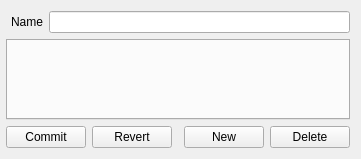
This is copasi/UI/CQTabWidget.ui in copasi/COPASI as Qt 5 draws it before an edit. The edited form follows.
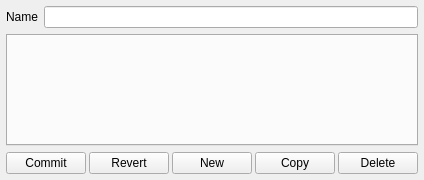
This is the edited form. Custom widgets are drawn as their Qt base class.

What changed in the file:
```diff
--- a/copasi/UI/CQTabWidget.ui
+++ b/copasi/UI/CQTabWidget.ui
@@ -19,21 +19,20 @@
    <rect>
     <x>0</x>
     <y>0</y>
-    <width>358</width>
-    <height>159</height>
+    <width>379</width>
+    <height>180</height>
    </rect>
   </property>
   <property name="windowTitle">
    <string>Form</string>
   </property>
-  <layout class="QGridLayout" name="gridLayout">
-   <property name="leftMargin">
+  <layout class="QVBoxLayout" name="verticalLayout">
+   <property name="margin">
     <number>6</number>
    </property>
-   <property name="verticalSpacing">
-    <number>-1</number>
-   </property>
-   <item row="0" column="0">
+   <item>
+    <layout class="QHBoxLayout" name="mpLayoutName">
+     <item>
     <widget class="QLabel" name="mpLblName">
      <property name="sizePolicy">
       <sizepolicy hsizetype="Preferred" vsizetype="Minimum">
@@ -52,7 +51,7 @@
      </property>
     </widget>
    </item>
-   <item row="0" column="1" colspan="5">
+     <item>
     <widget class="QLineEdit" name="mpEditName">
      <property name="sizePolicy">
       <sizepolicy hsizetype="MinimumExpanding" vsizetype="Fixed">
@@ -62,28 +61,35 @@
      </property>
     </widget>
    </item>
-   <item row="1" column="0" colspan="6">
+    </layout>
+   </item>
+   <item>
     <widget class="QTabWidget" name="mpTabWidget">
      <property name="currentIndex">
       <number>-1</number>
      </property>
     </widget>
    </item>
-   <item row="2" column="0" colspan="2">
+   <item>
+    <layout class="QHBoxLayout" name="mpLayoutBtn">
+     <property name="spacing">
+      <number>3</number>
+     </property>
+     <item>
     <widget class="QPushButton" name="mpBtnCommit">
      <property name="text">
       <string>Commit</string>
      </property>
     </widget>
    </item>
-   <item row="2" column="2">
+     <item>
     <widget class="QPushButton" name="mpBtnRevert">
      <property name="text">
       <string>Revert</string>
      </property>
     </widget>
    </item>
-   <item row="2" column="3">
+     <item>
     <spacer name="mpBtnSpacer">
      <property name="orientation">
       <enum>Qt::Horizontal</enum>
@@ -96,14 +102,21 @@
      </property>
     </spacer>
    </item>
-   <item row="2" column="4">
+     <item>
     <widget class="QPushButton" name="mpBtnNew">
      <property name="text">
       <string>New</string>
      </property>
     </widget>
    </item>
-   <item row="2" column="5">
+     <item>
+      <widget class="QPushButton" name="mpBtnCopy">
+       <property name="text">
+        <string>Copy</string>
+       </property>
+      </widget>
+     </item>
+     <item>
     <widget class="QPushButton" name="mpBtnDelete">
      <property name="text">
       <string>Delete</string>
@@ -111,6 +124,8 @@
     </widget>
    </item>
   </layout>
+   </item>
+  </layout>
  </widget>
  <customwidgets>
   <customwidget>
```
Left out of the diff: 29 changed lines with no effect on the pictures. Lines whose indentation alone changed are shown as unchanged.
